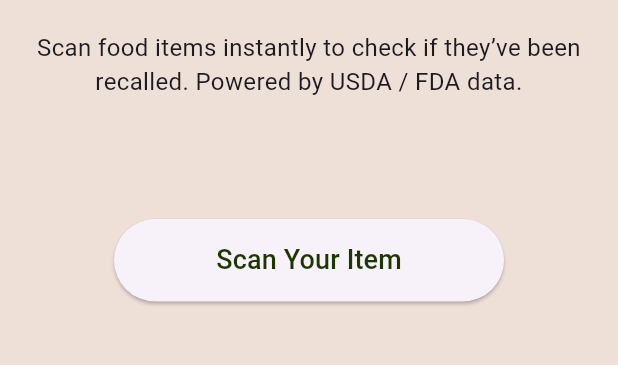
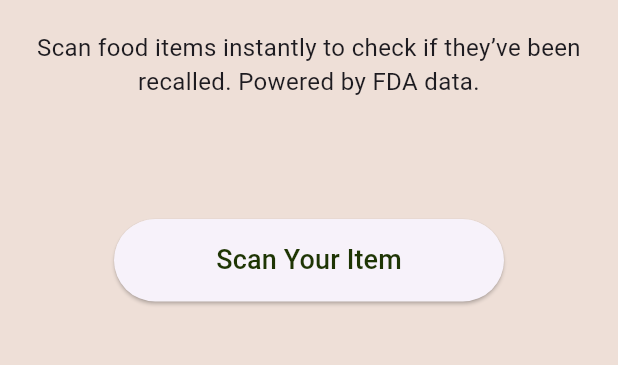
Before and after one commit to f-afia/safe-pantry, a Flutter app: the screen it shows after launch, on a phone screen of 412 x 824 dp, the part 279-644 px from its top. Run offline on Flutter 3.47's test engine with Material 3 defaults, Android fonts, the light colour scheme and no system bars; our stand-ins replace google_fonts, sqflite; missing offline and left inert: mobile_scanner; accounts and stored records are empty; Roboto replaces fonts that are missing (Quattrocento, Questrial).

Commit message:
Update recall message to remove USDA reference

```diff
--- a/lib/home_page.dart
+++ b/lib/home_page.dart
@@ -35,7 +35,7 @@ class HomePage extends StatelessWidget {
                 const SizedBox(height: 20),
 
                 Text(
-                  "Scan food items instantly to check if they’ve been recalled. Powered by USDA / FDA data.",
+                  "Scan food items instantly to check if they’ve been recalled. Powered by FDA data.",
                   textAlign: TextAlign.center,
                   style: GoogleFonts.questrial(fontSize: 16),
                 ),
```
